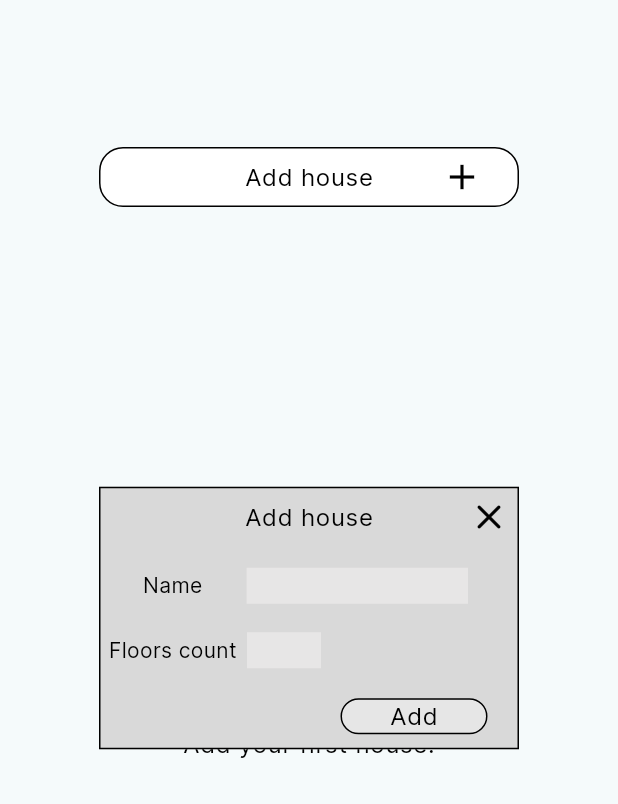
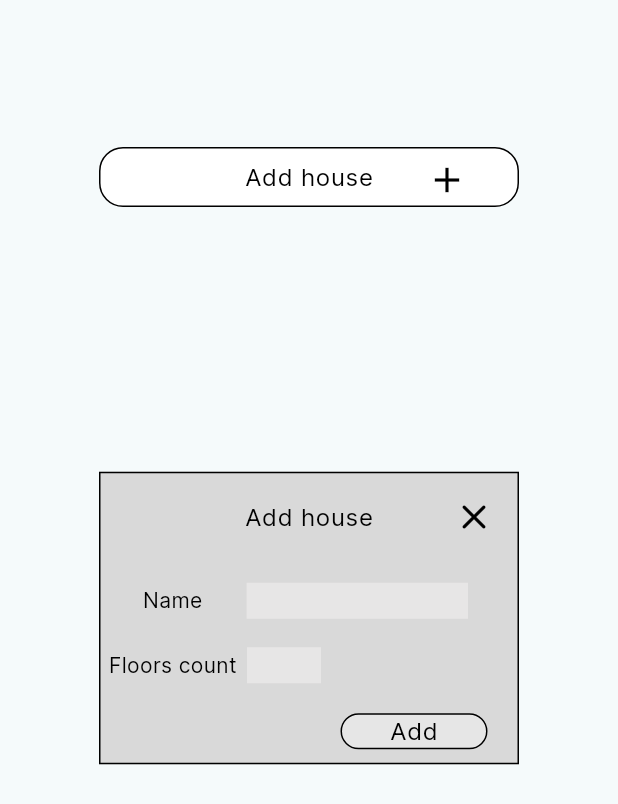
Before and after one commit to Xaiodo/Space_Scutum_Test_Task, a Flutter app: the HouseView screen opened directly, after a tap on "Add house", on a phone screen of 412 x 824 dp. Shown: the top 804 px of the screen. Run offline on Flutter 3.47's test engine with Material 3 defaults, Android fonts, the phone set to English and light mode, and no system bars; our stand-ins replace equatable, flutter_bloc, sqflite; accounts and stored records are empty.

Commit message:
Created custom button and title widgets for reusage.

```diff
--- a/lib/src/widgets/custom_title.dart
+++ b/lib/src/widgets/custom_title.dart
@@ -9,6 +9,7 @@
   final Alignment firstItemAlignment;
   final Alignment secondItemAlignment;
   final VoidCallback? iconOnPressed;
+  final bool isAligmentEnabled;
 
   const CustomTitle({
     super.key,
@@ -18,6 +19,7 @@
     this.size = 32,
     this.firstItemAlignment = Alignment.center,
     this.secondItemAlignment = Alignment.centerRight,
+    this.isAligmentEnabled = true,
     this.iconOnPressed,
   });
 
@@ -33,8 +35,20 @@
             ),
           ),
           if (isIconVisible)
-            Align(
+            isAligmentEnabled
+                ? Align(
                     alignment: secondItemAlignment,
+                    child: IconButton(
+                      onPressed: iconOnPressed,
+                      icon: Icon(
+                        icon,
+                        size: size,
+                        color: AppColors.black,
+                      ),
+                    ),
+                  )
+                : Positioned(
+                    right: 22,
                     child: GestureDetector(
                       onTap: iconOnPressed,
                       child: Icon(
```
Also changed, not shown: lib/src/widgets/custom_button.dart (added, +40 -0 lines). Lines whose indentation alone changed are shown as unchanged.
